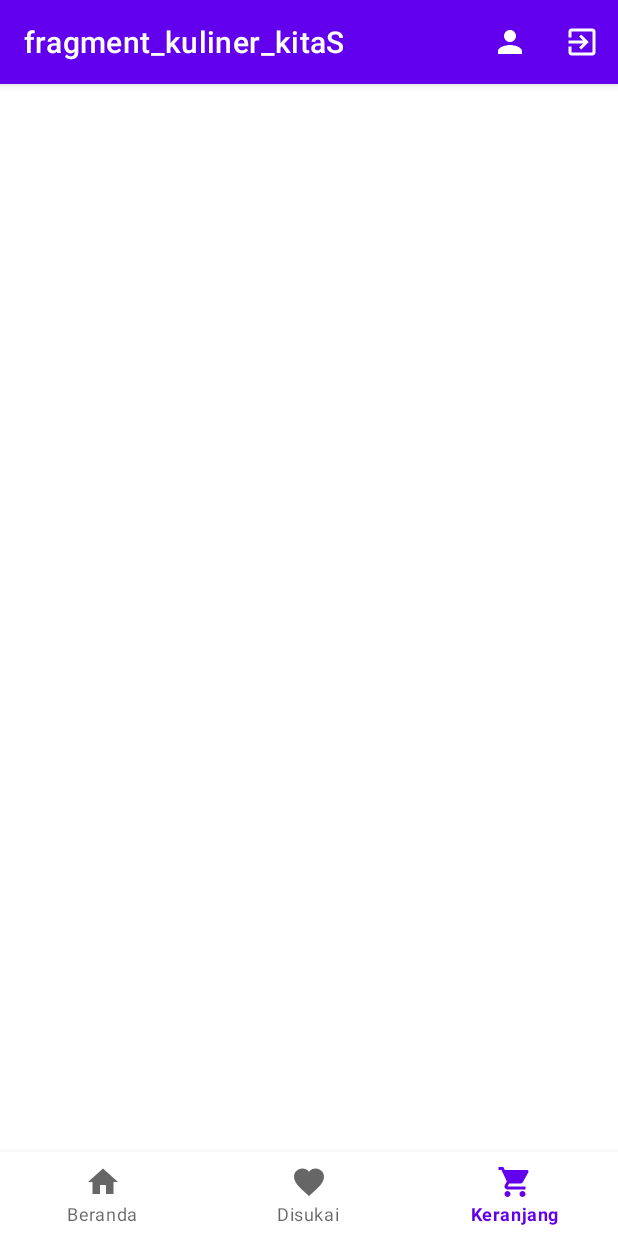
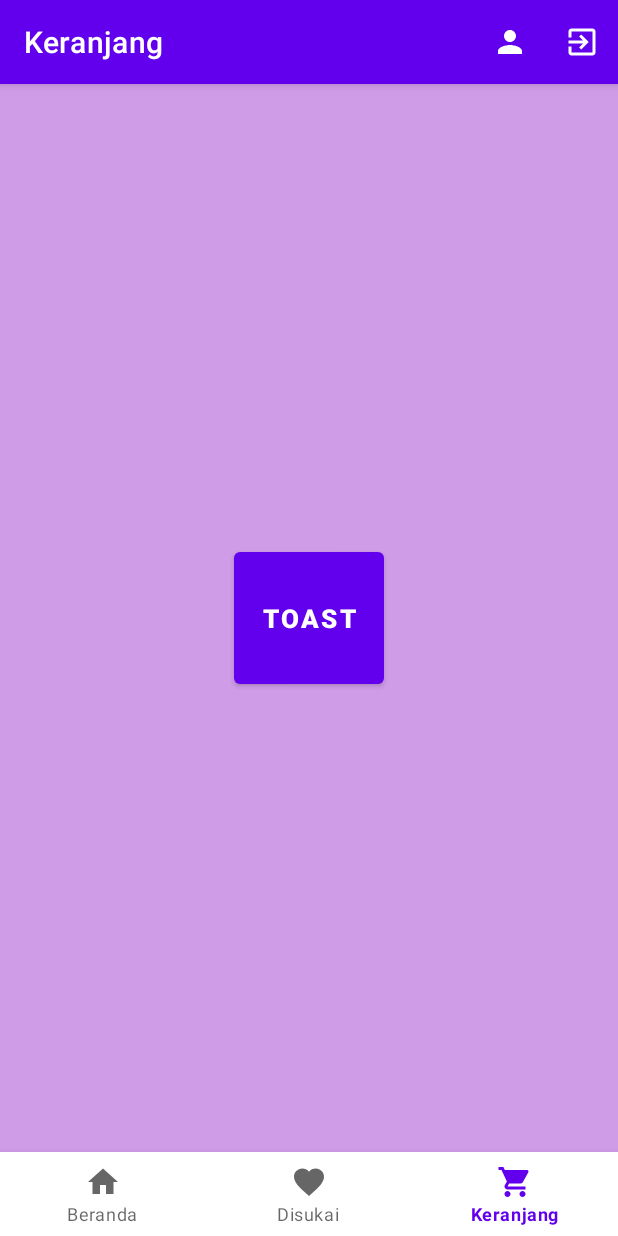
Before and after one commit to salwafkhra29/Fragment-android_Salwa, an Android app: the screen it shows after launch (MainActivity), item 3 of the bottom bar chosen, on a phone screen of 412 x 824 dp. Run offline under Robolectric (Android 15) with nearby library versions, the phone set to English and light mode, and no system bars.

Commit message:
finish project

```diff
--- a/app/src/main/java/com/uts/si5a/fragment_kuliner_kitas/FragmentKeranjang.java
+++ b/app/src/main/java/com/uts/si5a/fragment_kuliner_kitas/FragmentKeranjang.java
@@ -2,11 +2,15 @@ package com.uts.si5a.fragment_kuliner_kitas;
 
 import android.os.Bundle;
 
+import androidx.annotation.NonNull;
+import androidx.annotation.Nullable;
 import androidx.fragment.app.Fragment;
 
 import android.view.LayoutInflater;
 import android.view.View;
 import android.view.ViewGroup;
+import android.widget.Button;
+import android.widget.Toast;
 
 /**
  * A simple {@link Fragment} subclass.
@@ -23,6 +27,8 @@ public class FragmentKeranjang extends Fragment {
     // TODO: Rename and change types of parameters
     private String mParam1;
     private String mParam2;
+
+    private Button btnToast;
 
     public FragmentKeranjang() {
         // Required empty public constructor
@@ -61,4 +67,17 @@ public class FragmentKeranjang extends Fragment {
         // Inflate the layout for this fragment
         return inflater.inflate(R.layout.fragment_keranjang, container, false);
     }
+
+    @Override
+    public void onViewCreated(@NonNull View view, @Nullable Bundle savedInstanceState) {
+        super.onViewCreated(view, savedInstanceState);
+
+        btnToast = view.findViewById(R.id.btn_toast);
+        btnToast.setOnClickListener(new View.OnClickListener() {
+            @Override
+            public void onClick(View view) {
+                Toast.makeText(getActivity(), "ini adalah Fragment Keranjang", Toast.LENGTH_SHORT).show();
+            }
+        });
+    }
 }
--- a/app/src/main/java/com/uts/si5a/fragment_kuliner_kitas/MainActivity.java
+++ b/app/src/main/java/com/uts/si5a/fragment_kuliner_kitas/MainActivity.java
@@ -1,16 +1,60 @@
 package com.uts.si5a.fragment_kuliner_kitas;
 
+import androidx.annotation.NonNull;
 import androidx.appcompat.app.AppCompatActivity;
+import androidx.fragment.app.Fragment;
+import androidx.fragment.app.FragmentManager;
+import androidx.fragment.app.FragmentTransaction;
 
+import android.content.Intent;
 import android.os.Bundle;
 import android.view.Menu;
+import android.view.MenuItem;
+
+import com.google.android.material.bottomnavigation.BottomNavigationView;
+import com.google.android.material.navigation.NavigationBarView;
 
 public class MainActivity extends AppCompatActivity {
+    private BottomNavigationView bnvKulinerKitas;
 
     @Override
     protected void onCreate(Bundle savedInstanceState) {
         super.onCreate(savedInstanceState);
         setContentView(R.layout.activity_main);
+
+        bukaFragment(new FragmentBeranda());
+        getSupportActionBar().setTitle("Beranda");
+
+        bnvKulinerKitas = findViewById(R.id.bnv_kuliner_kitas);
+        bnvKulinerKitas.setOnItemSelectedListener(new NavigationBarView.OnItemSelectedListener() {
+            @Override
+            public boolean onNavigationItemSelected(@NonNull MenuItem item) {
+                switch (item.getItemId()){
+                    case R.id.menu_beranda:
+                        bukaFragment(new FragmentBeranda());
+                        getSupportActionBar().setTitle("Beranda");
+                        return true;
+                    case R.id.menu_disukai:
+                        bukaFragment(new FragmentDisukai());
+                        getSupportActionBar().setTitle("Disukai");
+                        return true;
+                    case R.id.menu_keranjang:
+                        bukaFragment(new FragmentKeranjang());
+                        getSupportActionBar().setTitle("Keranjang");
+                        return true;
+
+                }
+                return false;
+            }
+        });
+    }
+
+    private void bukaFragment(Fragment FRG){
+        FragmentManager FM = getSupportFragmentManager();
+        FragmentTransaction FT = FM.beginTransaction();
+        FT.replace(R.id.fl_container,FRG);
+        FT.commit();
+
     }
 
     @Override
@@ -18,4 +62,17 @@ public class MainActivity extends AppCompatActivity {
         getMenuInflater().inflate(R.menu.menu_top_option, menu);
         return super.onCreateOptionsMenu(menu);
     }
+
+    @Override
+    public boolean onOptionsItemSelected(@NonNull MenuItem item) {
+        switch (item.getItemId()){
+            case R.id.menu_profil:
+                Intent pindah = new Intent(MainActivity.this, ProfilActivity.class);
+                startActivity(pindah);
+                break;
+            case R.id.menu_logout:
+                finish();
+        }
+        return super.onOptionsItemSelected(item);
+    }
 }
--- a/app/src/main/res/layout/fragment_keranjang.xml
+++ b/app/src/main/res/layout/fragment_keranjang.xml
@@ -6,4 +6,20 @@
     android:background="#CF9CE8"
     tools:context=".FragmentKeranjang">
 
+    <RelativeLayout
+        android:layout_width="match_parent"
+        android:layout_height="match_parent"
+        android:layout_margin="6dp">
+
+        <Button
+            android:id="@+id/btn_toast"
+            android:layout_width="100dp"
+            android:layout_height="100dp"
+            android:layout_centerInParent="true"
+            android:text="TOAST"
+            android:textSize="17sp"
+            android:textStyle="bold"/>
+
+    </RelativeLayout>
+
 </FrameLayout>
```
Also changed, not shown: app/src/main/AndroidManifest.xml (+8 -0 lines), app/src/main/java/com/uts/si5a/fragment_kuliner_kitas/ProfilActivity.java (added, +16 -0 lines), app/src/main/res/layout/activity_profil.xml (added, +17 -0 lines).
